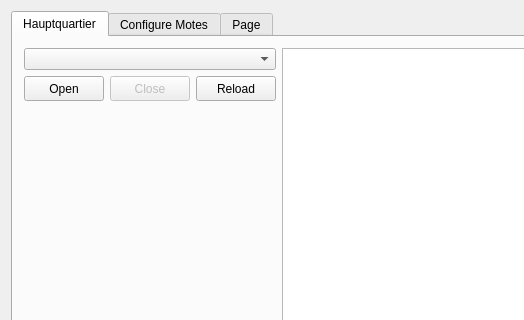
The window that gui/mainwindow.ui (heat1q/plant.io) describes before a commit, drawn with Qt 5; both pictures show x 0 to 524 and y 0 to 320 of the 1000 by 600 pixel window.
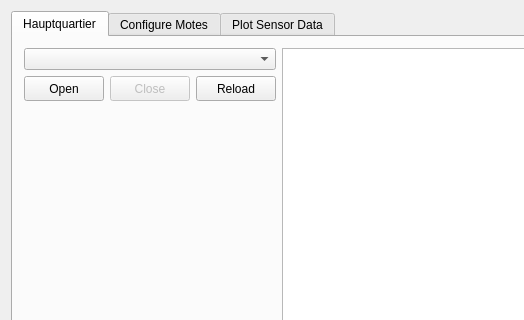
The same window after the commit. Custom widgets are drawn as their Qt base class.

Commit message: Fixed create_graph bug where branches would skip angles when existing node connections were made. Optimised memory allocation for alpha vector. Cleaned up some code.

Patch:
```diff
--- a/gui/mainwindow.ui
+++ b/gui/mainwindow.ui
@@ -519,7 +519,7 @@
       </widget>
       <widget class="QWidget" name="tab3">
        <attribute name="title">
-        <string>Page</string>
+        <string>Plot Sensor Data</string>
        </attribute>
        <layout class="QGridLayout" name="gridLayout">
         <item row="0" column="2">
```
The commit also changes 1 other file.
